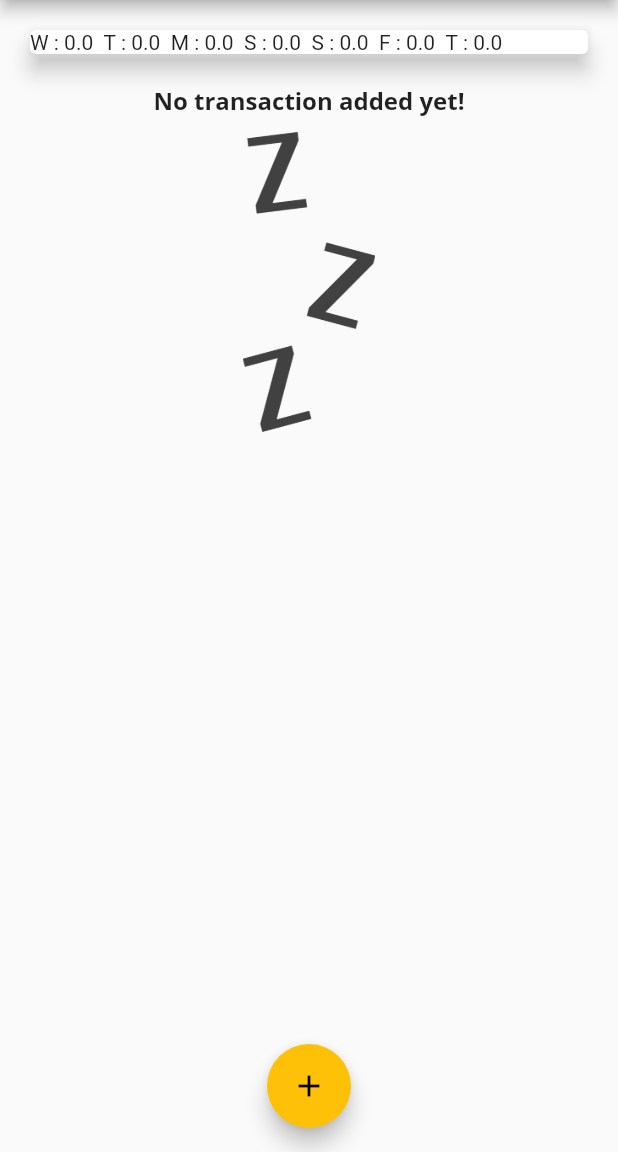
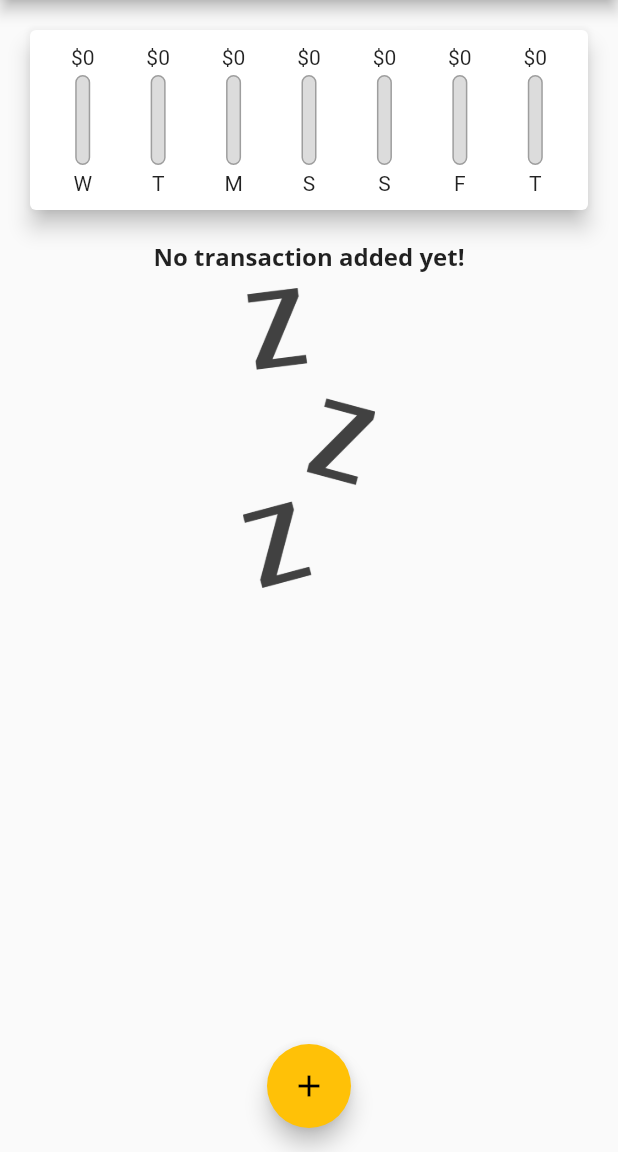
Before and after one commit to dania-afridi/my_flutter_expense_planner, a Flutter app: the screen it shows after launch, on a phone screen of 412 x 824 dp, the part 84-1236 px from its top. Run offline on Flutter 3.47's test engine with Material 2 defaults, Android fonts, the phone set to English and light mode, and no system bars.

Commit message:
added chart-bar in chart file

```diff
--- a/lib/widgets/chart.dart
+++ b/lib/widgets/chart.dart
@@ -3,6 +3,7 @@
 import '../models/transactions.dart';
 import 'package:flutter/material.dart';
 import 'package:intl/intl.dart';
+import './chart_bar.dart';
 
 class Chart extends StatelessWidget {
   //const Chart({super.key});
@@ -26,7 +27,6 @@ class Chart extends StatelessWidget {
           totalAmount += recentTransactions[i].amount!;
         }
       }
-
       print(DateFormat.E().format(weekDay));
 
       return {
@@ -36,16 +36,36 @@ class Chart extends StatelessWidget {
     });
   }
 
+  double get totalSpending {
+    return weeklyTransactionValues.fold(0.0, (sum, item) {
+      return sum + (item['amount'] as double);
+    });
+  }
+
   @override
   Widget build(BuildContext context) {
     print(weeklyTransactionValues);
     return Card(
       elevation: 6,
       margin: EdgeInsets.all(20),
-      child: Row(
-        children: weeklyTransactionValues.map((data) {
-          return Text('${data['day']} : ${data['amount']}  ');
-        }).toList(),
+      child: Padding(
+        padding: EdgeInsets.all(10),
+        child: Row(
+          mainAxisAlignment: MainAxisAlignment.spaceAround,
+          children: weeklyTransactionValues.map((data) {
+            return Flexible(
+              //flex: 1,
+              fit: FlexFit.tight,
+              child: ChartBar(
+                data['day'] as String,
+                data['amount'] as double,
+                totalSpending == 0.0
+                    ? 0.0
+                    : (data['amount'] as double) / totalSpending,
+              ),
+            );
+          }).toList(),
+        ),
       ),
     );
   }
```
